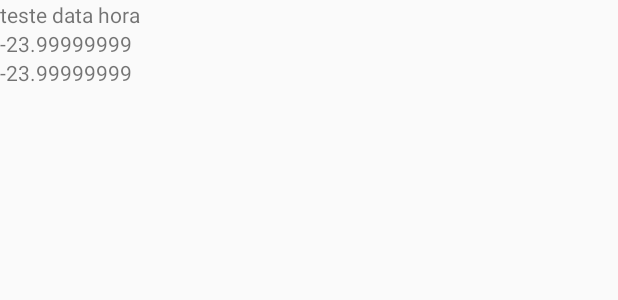
After one commit to EduAraujoDev/28SCJ_Trabalho_Cloud, an Android app: the layout list_locale_adapter.xml on its own in the app's theme, with its tools: preview values and no code run, on a phone screen of 412 x 824 dp. The commit adds this screen. Shown: the top 300 px of the screen. Run offline under Robolectric (Android 15) with nearby library versions, the phone set to English and light mode, and no system bars; network calls fail.

Commit message:
Alterações efetuadas em aula

```diff
--- a/app/build.gradle
+++ b/app/build.gradle
@@ -19,6 +19,7 @@ android {
     }
 }
 
+
 dependencies {
     compile fileTree(dir: 'libs', include: ['*.jar'])
     androidTestCompile('com.android.support.test.espresso:espresso-core:2.2.2', {
@@ -27,5 +28,6 @@ dependencies {
     compile 'com.android.support:appcompat-v7:25.3.1'
     compile 'com.google.android.gms:play-services-maps:11.0.0'
     compile 'com.google.android.gms:play-services-location:11.0.0'
+    compile 'com.android.support:design:25.3.1'
     testCompile 'junit:junit:4.12'
 }
--- /dev/null
+++ b/app/src/main/res/layout/list_locale_adapter.xml
@@ -0,0 +1,28 @@
+<?xml version="1.0" encoding="utf-8"?>
+<RelativeLayout xmlns:android="http://schemas.android.com/apk/res/android"
+    android:layout_width="match_parent"
+    android:layout_height="match_parent"
+    android:clickable="true"
+    android:focusable="true"
+    android:background="?android:attr/selectableItemBackground">
+
+    <TextView
+        android:id="@+id/tvDataHora"
+        android:layout_width="wrap_content"
+        android:layout_height="wrap_content"
+        android:text="teste data hora"/>
+
+    <TextView
+        android:id="@+id/tvLog"
+        android:layout_width="wrap_content"
+        android:layout_height="wrap_content"
+        android:layout_below="@+id/tvDataHora"
+        android:text="-23.99999999"/>
+
+    <TextView
+        android:id="@+id/tvLat"
+        android:layout_width="wrap_content"
+        android:layout_height="wrap_content"
+        android:layout_below="@+id/tvLog"
+        android:text="-23.99999999"/>
+</RelativeLayout>
```
Also changed, not shown: app/src/main/AndroidManifest.xml (+14 -13 lines), app/src/main/java/com/eduaraujodev/a28scj_trabalho_cloud/MainActivity.java (deleted, +0 -74 lines), app/src/main/java/com/eduaraujodev/a28scj_trabalho_cloud/activity/MainActivity.java (added, +97 -0 lines), app/src/main/java/com/eduaraujodev/a28scj_trabalho_cloud/activity/MapsActivity.java (added, +35 -0 lines), app/src/main/java/com/eduaraujodev/a28scj_trabalho_cloud/adapter/ListLocaleAdapter.java (added, +62 -0 lines), app/src/main/java/com/eduaraujodev/a28scj_trabalho_cloud/domain/Locale.java (added, +45 -0 lines), app/src/main/java/com/eduaraujodev/a28scj_trabalho_cloud/domain/LocaleService.java (added, +79 -0 lines), app/src/main/res/layout/activity_main.xml (+18 -4 lines), app/src/main/res/layout/activity_maps.xml (added, +8 -0 lines).
